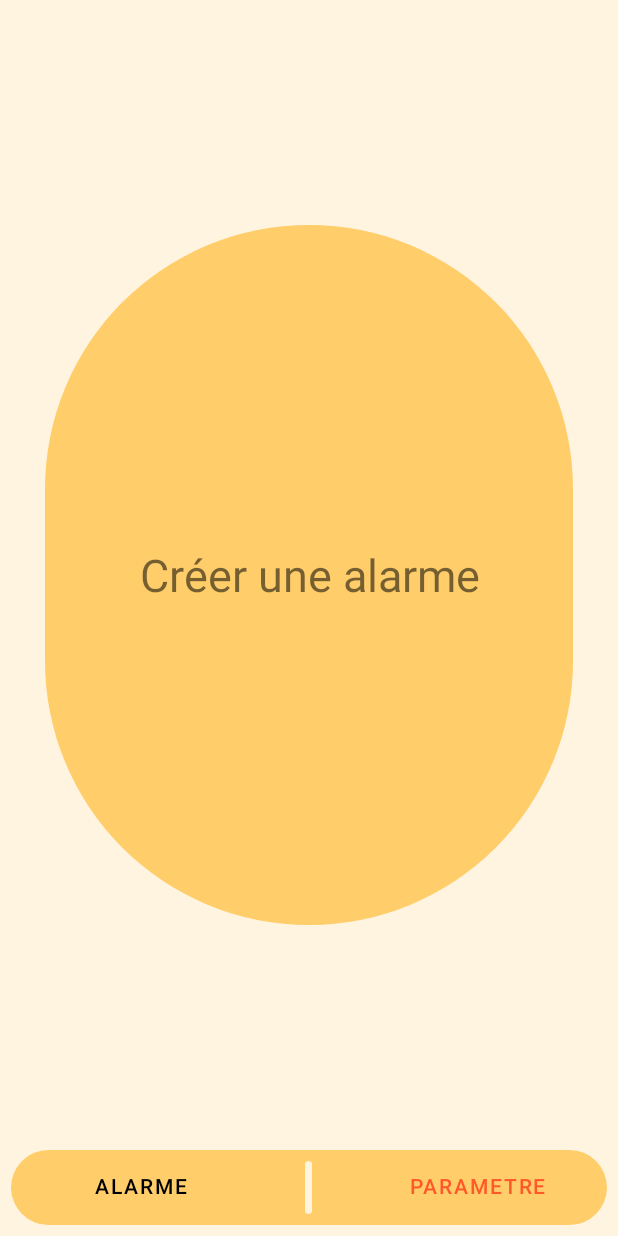
After one commit to MathisDurand/projet_alarme_8INF257, an Android app: the layout aucunealarme.xml on its own in the app's theme, with its tools: preview values and no code run, on a phone screen of 412 x 824 dp. The commit adds this screen. Run offline under Robolectric (Android 15) with nearby library versions, the phone set to English and light mode, and no system bars.

Commit message:
Création nouvelle page désactivation + aucune alarme + rajout des couleurs pour tous les thèmes + début minijeux de clique

```diff
--- a/app/src/main/java/uqac/dim/projet_alarme_8inf257/LanguageActivity.java
+++ b/app/src/main/java/uqac/dim/projet_alarme_8inf257/LanguageActivity.java
@@ -2,6 +2,7 @@ package uqac.dim.projet_alarme_8inf257;
 
 import android.app.Activity;
 import android.content.Context;
+import android.content.Intent;
 import android.content.res.Resources;
 import android.os.Bundle;
 import android.view.View;
@@ -56,4 +57,8 @@ public class LanguageActivity extends Activity {
         });
 
     }
+    public void alarme(View activity_main) {
+        Intent intent = new Intent(LanguageActivity.this, MainActivity.class);
+        startActivity(intent);
+    }
 }
--- /dev/null
+++ b/app/src/main/java/uqac/dim/projet_alarme_8inf257/aucunealarmeactivity.java
@@ -0,0 +1,6 @@
+package uqac.dim.projet_alarme_8inf257;
+
+
+public class aucunealarmeactivity {
+
+}
--- /dev/null
+++ b/app/src/main/res/layout/aucunealarme.xml
@@ -0,0 +1,82 @@
+<?xml version="1.0" encoding="utf-8"?>
+<androidx.constraintlayout.widget.ConstraintLayout xmlns:android="http://schemas.android.com/apk/res/android"
+    android:layout_width="match_parent"
+    android:layout_height="match_parent">
+    <LinearLayout
+        android:layout_width="match_parent"
+        android:layout_height="match_parent"
+        android:orientation="vertical"
+        android:background="@xml/font"
+        >
+
+        <LinearLayout
+            android:layout_width="match_parent"
+            android:layout_height="wrap_content"
+            android:layout_marginVertical="150dp"
+            android:layout_marginHorizontal="30dp"
+            android:layout_weight="50"
+            android:background="@xml/rond"
+            android:padding="10dp">
+
+            <TextView
+                android:layout_width="wrap_content"
+                android:layout_height="wrap_content"
+                android:layout_gravity="center"
+                android:layout_weight="1"
+                android:gravity="center"
+                android:text="Créer une alarme"
+                android:textSize="30dp">
+
+            </TextView>
+        </LinearLayout>
+
+
+
+
+
+
+
+        <LinearLayout
+            android:layout_width="match_parent"
+            android:layout_height="50dp"
+            android:background="@xml/menu_arrondi"
+            android:orientation="horizontal"
+            android:layout_marginLeft="7dp"
+            android:layout_marginRight="7dp"
+            android:layout_marginBottom="7dp"
+            android:layout_marginTop="0dp"
+            android:layout_gravity="end"
+            android:paddingTop="0dp"
+            >
+            <Button
+                android:layout_width="130dp"
+                android:layout_height="wrap_content"
+                android:layout_weight="1"
+                android:text="Alarme"
+                android:textColor="#000000"
+                android:onClick="alarme"
+                android:background="#00363636">
+
+            </Button>
+            <ImageView
+                android:layout_width="wrap_content"
+                android:layout_height="wrap_content"
+                android:paddingTop="7dp"
+                android:paddingBottom="7dp"
+                android:src="@drawable/ic_barre_menu"
+                android:layout_weight="1"
+                >
+
+            </ImageView>
+            <Button
+                android:layout_width="130dp"
+                android:layout_height="wrap_content"
+                android:text="Parametre"
+                android:textColor="#FF592A"
+                android:layout_weight="1"
+                android:background="#00363636">
+
+            </Button>
+        </LinearLayout>
+    </LinearLayout>
+</androidx.constraintlayout.widget.ConstraintLayout>
--- /dev/null
+++ b/app/src/main/res/xml/rond.xml
@@ -0,0 +1,5 @@
+<?xml version="1.0" encoding="utf-8"?>
+<shape xmlns:android="http://schemas.android.com/apk/res/android">
+    <solid android:color="#ffce6a" />
+    <corners android:radius="200dp" />
+</shape>
```
Also changed, not shown: app/src/main/java/uqac/dim/projet_alarme_8inf257/MiniJeuxCliqueActivity.java (added, +26 -0 lines), app/src/main/res/layout/desactiver.xml (added, +34 -0 lines), app/src/main/res/layout/minijeuxclique.xml (added, +40 -0 lines), app/src/main/res/values/colors.xml (+13 -0 lines).
